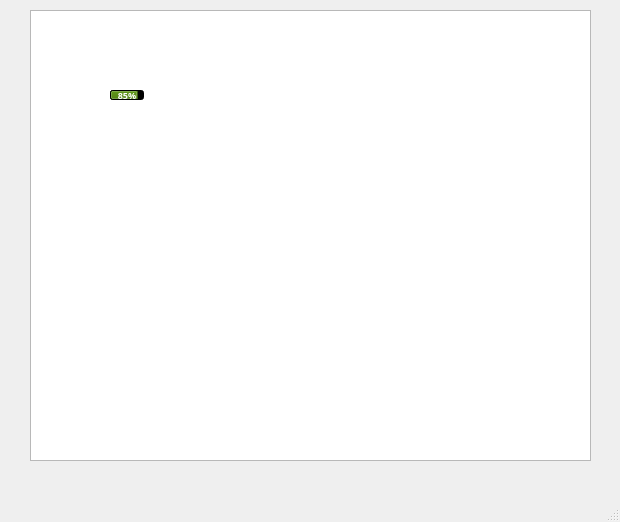
Old version of the form CESDevSim/mainwindow.ui in the repository natjeo/3004-project.
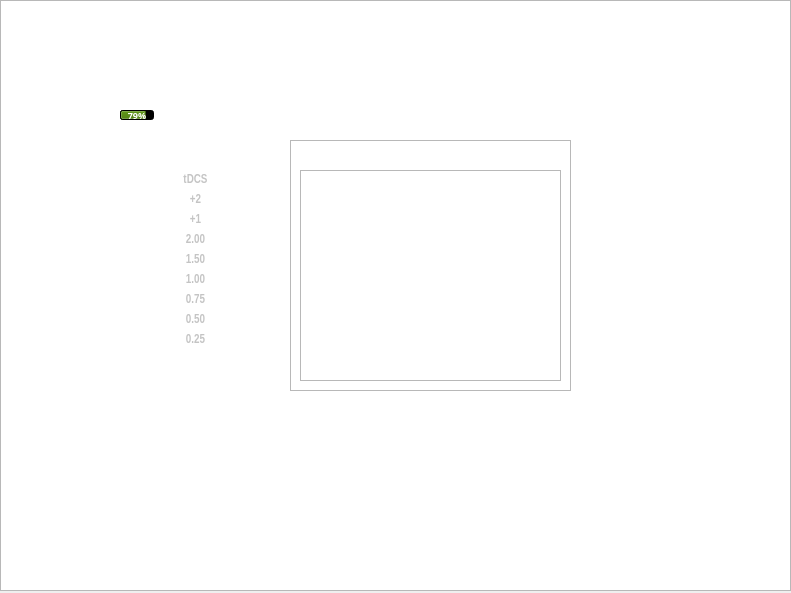
New version of the form. Icons and pictures are not drawn.

Diff of the .ui file:
```diff
--- a/CESDevSim/mainwindow.ui
+++ b/CESDevSim/mainwindow.ui
@@ -6,8 +6,8 @@
    <rect>
     <x>0</x>
     <y>0</y>
-    <width>620</width>
-    <height>522</height>
+    <width>791</width>
+    <height>593</height>
    </rect>
   </property>
   <property name="windowTitle">
@@ -17,10 +17,10 @@
    <widget class="QGraphicsView" name="graphicsView">
     <property name="geometry">
      <rect>
-      <x>30</x>
-      <y>10</y>
-      <width>561</width>
-      <height>451</height>
+      <x>0</x>
+      <y>0</y>
+      <width>791</width>
+      <height>591</height>
      </rect>
     </property>
     <property name="styleSheet">
@@ -30,21 +30,22 @@
    <widget class="QPushButton" name="pushButton">
     <property name="geometry">
      <rect>
-      <x>150</x>
-      <y>360</y>
-      <width>41</width>
-      <height>41</height>
+      <x>190</x>
+      <y>480</y>
+      <width>51</width>
+      <height>51</height>
      </rect>
     </property>
     <property name="styleSheet">
      <string notr="true">QPushButton {
-image: url(:/buttons/powerButton.png);
-border-radius: 20px;
+	image: url(:/buttons/powerButton.png);
+	border-radius: 20px;
 }
 
 QPushButton:pressed {
-	background-color: #ffd300;
-}</string>
+	image: url(:/buttons/power_on.png);
+}
+</string>
     </property>
     <property name="text">
      <string/>
@@ -53,10 +54,10 @@
    <widget class="QPushButton" name="pushButton_2">
     <property name="geometry">
      <rect>
-      <x>330</x>
-      <y>390</y>
-      <width>41</width>
-      <height>21</height>
+      <x>281</x>
+      <y>510</y>
+      <width>71</width>
+      <height>31</height>
      </rect>
     </property>
     <property name="styleSheet">
@@ -69,106 +70,75 @@
      <string/>
     </property>
    </widget>
-   <widget class="QPushButton" name="pushButton_3">
+   <widget class="QLabel" name="session_20min">
     <property name="geometry">
      <rect>
-      <x>330</x>
-      <y>360</y>
-      <width>41</width>
-      <height>21</height>
+      <x>610</x>
+      <y>150</y>
+      <width>51</width>
+      <height>51</height>
      </rect>
     </property>
     <property name="styleSheet">
-     <string notr="true">QPushButton {
-	image: url(:/buttons/saveBtn.png);
-	border-radius: 20px;
-}</string>
+     <string notr="true">image: url(:/icons/20min Session.png);</string>
     </property>
     <property name="text">
      <string/>
     </property>
    </widget>
-   <widget class="QPushButton" name="pushButton_4">
+   <widget class="QLabel" name="session_45min">
     <property name="geometry">
      <rect>
-      <x>280</x>
-      <y>360</y>
-      <width>41</width>
-      <height>21</height>
+      <x>610</x>
+      <y>210</y>
+      <width>51</width>
+      <height>51</height>
      </rect>
     </property>
     <property name="styleSheet">
-     <string notr="true">QPushButton {
-	image: url(:/buttons/upButton.png);
-	border-radius: 20px;
-}</string>
+     <string notr="true">border-image: url(:/icons/45min Session.png);</string>
     </property>
     <property name="text">
      <string/>
     </property>
    </widget>
-   <widget class="QPushButton" name="pushButton_5">
+   <widget class="QLabel" name="session_3hrs">
     <property name="geometry">
      <rect>
-      <x>280</x>
-      <y>390</y>
-      <width>41</width>
-      <height>21</height>
+      <x>610</x>
+      <y>270</y>
+      <width>51</width>
+      <height>51</height>
      </rect>
     </property>
     <property name="styleSheet">
-     <string notr="true">QPushButton {
-	image: url(:/buttons/dnButton.png);
-	border-radius: 20px;
-}</string>
+     <string notr="true">border-image: url(:/icons/3hr Session.png);</string>
     </property>
     <property name="text">
      <string/>
     </property>
    </widget>
-   <widget class="QPushButton" name="pushButton_6">
+   <widget class="QLabel" name="session_custom">
     <property name="geometry">
      <rect>
-      <x>230</x>
-      <y>360</y>
-      <width>41</width>
-      <height>21</height>
+      <x>610</x>
+      <y>330</y>
+      <width>51</width>
+      <height>51</height>
      </rect>
     </property>
     <property name="styleSheet">
-     <string notr="true">QPushButton {
-	image: url(:/buttons/homeButton.png);
-	border-radius: 20px;
-}</string>
+     <string notr="true">border-image: url(:/icons/User Session.png);</string>
     </property>
     <property name="text">
      <string/>
     </property>
    </widget>
-   <widget class="QPushButton" name="pushButton_7">
+   <widget class="QProgressBar" name="batteryLevel">
     <property name="geometry">
      <rect>
-      <x>230</x>
-      <y>390</y>
-      <width>41</width>
-      <height>21</height>
-     </rect>
-    </property>
-    <property name="styleSheet">
-     <string notr="true">QPushButton {
-	image: url(:/buttons/okButton.png);
-	border-radius: 20px;
-}</string>
-    </property>
-    <property name="text">
-     <string/>
-    </property>
-   </widget>
-   <widget class="QProgressBar" name="batteryLevelBar">
-    <property name="geometry">
-     <rect>
-      <x>110</x>
-      <y>90</y>
+      <x>120</x>
+      <y>110</y>
       <width>34</width>
       <height>10</height>
      </rect>
@@ -194,7 +164,7 @@
      <number>0</number>
     </property>
     <property name="value">
-     <number>85</number>
+     <number>79</number>
     </property>
     <property name="alignment">
      <set>Qt::AlignLeading|Qt::AlignLeft|Qt::AlignVCenter</set>
@@ -212,17 +182,170 @@
      <string>%p%</string>
     </property>
    </widget>
-   <widget class="QLabel" name="label">
+   <widget class="QPushButton" name="btn_save">
     <property name="geometry">
      <rect>
+      <x>440</x>
+      <y>470</y>
+      <width>71</width>
+      <height>31</height>
+     </rect>
+    </property>
+    <property name="styleSheet">
+     <string notr="true">QPushButton {
+	image: url(:/buttons/saveButton.png);
+	border-radius: 20px;
+}
+
+QPushButton:pressed {
+	image: url(:/buttons/save_press.png);
+}
+</string>
+    </property>
+    <property name="text">
+     <string/>
+    </property>
+   </widget>
+   <widget class="QPushButton" name="btn_up">
+    <property name="geometry">
+     <rect>
+      <x>360</x>
+      <y>470</y>
+      <width>71</width>
+      <height>31</height>
+     </rect>
+    </property>
+    <property name="styleSheet">
+     <string notr="true">QPushButton {
+	image: url(:/buttons/upButton.png);
+	border-radius: 20px;
+}
+
+QPushButton:pressed {
+	image: url(:/buttons/up_press.png);
+}
+</string>
+    </property>
+    <property name="text">
+     <string/>
+    </property>
+   </widget>
+   <widget class="QPushButton" name="btn_dn">
+    <property name="geometry">
+     <rect>
+      <x>360</x>
+      <y>510</y>
+      <width>71</width>
+      <height>31</height>
+     </rect>
+    </property>
+    <property name="styleSheet">
+     <string notr="true">QPushButton {
+	image: url(:/buttons/dnButton.png);
+	border-radius: 20px;
+}
+
+QPushButton:pressed {
+	image: url(:/buttons/dn_press.png);
+}
+</string>
+    </property>
+    <property name="text">
+     <string/>
+    </property>
+   </widget>
+   <widget class="QPushButton" name="btn_ok">
+    <property name="geometry">
+     <rect>
+      <x>438</x>
+      <y>510</y>
+      <width>71</width>
+      <height>31</height>
+     </rect>
+    </property>
+    <property name="styleSheet">
+     <string notr="true">QPushButton {
+	image: url(:/buttons/okButton.png);
+	border-radius: 20px;
+}
+
+QPushButton:pressed {
+	image: url(:/buttons/ok_press.png);
+}
+</string>
+    </property>
+    <property name="text">
+     <string/>
+    </property>
+   </widget>
+   <widget class="QPushButton" name="btn_home">
+    <property name="geometry">
+     <rect>
+      <x>280</x>
+      <y>470</y>
+      <width>71</width>
+      <height>31</height>
+     </rect>
+    </property>
+    <property name="styleSheet">
+     <string notr="true">QPushButton {
+	border-radius: 20px;
+	image: url(:/buttons/homeButton.png);
+}
+
+QPushButton:pressed {
+	border-radius: 20px;
+	image: url(:/buttons/home_press.png);
+}
+</string>
+    </property>
+    <property name="text">
+     <string/>
+    </property>
+   </widget>
+   <widget class="QLabel" name="connection_CES">
+    <property name="geometry">
+     <rect>
+      <x>420</x>
+      <y>100</y>
+      <width>31</width>
+      <height>31</height>
+     </rect>
+    </property>
+    <property name="styleSheet">
+     <string notr="true">image: url(:/icons/CES Output.png);</string>
+    </property>
+    <property name="text">
+     <string/>
+    </property>
+   </widget>
+   <widget class="QLabel" name="connection_audio">
+    <property name="geometry">
+     <rect>
       <x>460</x>
-      <y>110</y>
-      <width>41</width>
+      <y>100</y>
+      <width>31</width>
+      <height>31</height>
+     </rect>
+    </property>
+    <property name="styleSheet">
+     <string notr="true">image: url(:/icons/Audio Input.png);</string>
+    </property>
+    <property name="text">
+     <string/>
+    </property>
+   </widget>
+   <widget class="QLabel" name="mode_L">
+    <property name="geometry">
+     <rect>
+      <x>500</x>
+      <y>100</y>
+      <width>31</width>
       <height>41</height>
      </rect>
     </property>
     <property name="styleSheet">
-     <string notr="true">image: url(:/icons/20min Session.png);</string>
+     <string notr="true">image: url(:/icons/Left.png);</string>
     </property>
     <property name="text">
      <string/>
@@ -231,9 +354,9 @@
    <widget class="QLabel" name="label_2">
     <property name="geometry">
      <rect>
-      <x>460</x>
-      <y>160</y>
-      <width>41</width>
+      <x>540</x>
+      <y>100</y>
+      <width>31</width>
       <height>41</height>
      </rect>
     </property>
@@ -247,10 +370,68 @@
    <widget class="QLabel" name="label_3">
     <property name="geometry">
      <rect>
-      <x>460</x>
+      <x>170</x>
+      <y>470</y>
+      <width>10</width>
+      <height>10</height>
+     </rect>
+    </property>
+    <property name="styleSheet">
+     <string notr="true">image: url(:/icons/power_on.png);</string>
+    </property>
+    <property name="lineWidth">
+     <number>0</number>
+    </property>
+    <property name="text">
+     <string/>
+    </property>
+   </widget>
+   <widget class="QGraphicsView" name="skin_menu">
+    <property name="geometry">
+     <rect>
+      <x>290</x>
+      <y>140</y>
+      <width>281</width>
+      <height>251</height>
+     </rect>
+    </property>
+    <property name="styleSheet">
+     <string notr="true">border-image: url(:/overlay/Menu.png);</string>
+    </property>
+   </widget>
+   <widget class="QGraphicsView" name="table_menu">
+    <property name="geometry">
+     <rect>
+      <x>300</x>
+      <y>170</y>
+      <width>261</width>
+      <height>211</height>
+     </rect>
+    </property>
+   </widget>
+   <widget class="QLabel" name="label_13">
+    <property name="geometry">
+     <rect>
+      <x>240</x>
+      <y>190</y>
+      <width>21</width>
+      <height>21</height>
+     </rect>
+    </property>
+    <property name="styleSheet">
+     <string notr="true">image: url(:/icons/MET.png);</string>
+    </property>
+    <property name="text">
+     <string/>
+    </property>
+   </widget>
+   <widget class="QLabel" name="label_14">
+    <property name="geometry">
+     <rect>
+      <x>240</x>
       <y>210</y>
-      <width>41</width>
-      <height>41</height>
+      <width>21</width>
+      <height>16</height>
      </rect>
     </property>
     <property name="styleSheet">
@@ -263,10 +444,10 @@
    <widget class="QLabel" name="label_4">
     <property name="geometry">
      <rect>
-      <x>460</x>
-      <y>260</y>
-      <width>41</width>
-      <height>41</height>
+      <x>240</x>
+      <y>230</y>
+      <width>21</width>
+      <height>16</height>
      </rect>
     </property>
     <property name="styleSheet">
@@ -276,18 +457,467 @@
      <string/>
     </property>
    </widget>
+   <widget class="QLabel" name="label_16">
+    <property name="geometry">
+     <rect>
+      <x>240</x>
+      <y>250</y>
+      <width>21</width>
+      <height>16</height>
+     </rect>
+    </property>
+    <property name="styleSheet">
+     <string notr="true">image: url(:/icons/Theta.png);</string>
+    </property>
+    <property name="text">
+     <string/>
+    </property>
+   </widget>
+   <widget class="QLabel" name="label_17">
+    <property name="geometry">
+     <rect>
+      <x>240</x>
+      <y>270</y>
+      <width>21</width>
+      <height>16</height>
+     </rect>
+    </property>
+    <property name="styleSheet">
+     <string notr="true">image: url(:/icons/Alpha.png);</string>
+    </property>
+    <property name="text">
+     <string/>
+    </property>
+   </widget>
+   <widget class="QLabel" name="label_18">
+    <property name="geometry">
+     <rect>
+      <x>240</x>
+      <y>290</y>
+      <width>21</width>
+      <height>16</height>
+     </rect>
+    </property>
+    <property name="styleSheet">
+     <string notr="true">image: url(:/icons/Beta 1.png);</string>
+    </property>
+    <property name="text">
+     <string/>
+    </property>
+   </widget>
+   <widget class="QLabel" name="label_19">
+    <property name="geometry">
+     <rect>
+      <x>240</x>
+      <y>310</y>
+      <width>21</width>
+      <height>16</height>
+     </rect>
+    </property>
+    <property name="styleSheet">
+     <string notr="true">image: url(:/icons/Beta 2.png);</string>
+    </property>
+    <property name="text">
+     <string/>
+    </property>
+   </widget>
+   <widget class="QLabel" name="label_20">
+    <property name="geometry">
+     <rect>
+      <x>240</x>
+      <y>330</y>
+      <width>31</width>
+      <height>31</height>
+     </rect>
+    </property>
+    <property name="styleSheet">
+     <string notr="true">image: url(:/icons/100Hz.png);</string>
+    </property>
+    <property name="text">
+     <string/>
+    </property>
+   </widget>
+   <widget class="QLabel" name="label_23">
+    <property name="geometry">
+     <rect>
+      <x>180</x>
+      <y>170</y>
+      <width>31</width>
+      <height>20</height>
+     </rect>
+    </property>
+    <property name="font">
+     <font>
+      <family>Liberation Sans Narrow</family>
+      <pointsize>9</pointsize>
+      <weight>75</weight>
+      <italic>false</italic>
+      <bold>true</bold>
+     </font>
+    </property>
+    <property name="styleSheet">
+     <string notr="true">color: rgb(196, 196, 196);</string>
+    </property>
+    <property name="text">
+     <string>tDCS</string>
+    </property>
+    <property name="alignment">
+     <set>Qt::AlignCenter</set>
+    </property>
+   </widget>
+   <widget class="QLabel" name="label_24">
+    <property name="geometry">
+     <rect>
+      <x>180</x>
+      <y>190</y>
+      <width>31</width>
+      <height>20</height>
+     </rect>
+    </property>
+    <property name="font">
+     <font>
+      <family>Liberation Sans Narrow</family>
+      <pointsize>9</pointsize>
+      <weight>75</weight>
+      <italic>false</italic>
+      <bold>true</bold>
+     </font>
+    </property>
+    <property name="styleSheet">
+     <string notr="true">color: rgb(196, 196, 196);</string>
+    </property>
+    <property name="text">
+     <string>+2</string>
+    </property>
+    <property name="alignment">
+     <set>Qt::AlignCenter</set>
+    </property>
+   </widget>
+   <widget class="QLabel" name="label_25">
+    <property name="geometry">
+     <rect>
+      <x>180</x>
+      <y>210</y>
+      <width>31</width>
+      <height>20</height>
+     </rect>
+    </property>
+    <property name="font">
+     <font>
+      <family>Liberation Sans Narrow</family>
+      <pointsize>9</pointsize>
+      <weight>75</weight>
+      <italic>false</italic>
+      <bold>true</bold>
+     </font>
+    </property>
+    <property name="styleSheet">
+     <string notr="true">color: rgb(196, 196, 196);</string>
+    </property>
+    <property name="text">
+     <string>+1</string>
+    </property>
+    <property name="alignment">
+     <set>Qt::AlignCenter</set>
+    </property>
+   </widget>
+   <widget class="QLabel" name="label_26">
+    <property name="geometry">
+     <rect>
+      <x>180</x>
+      <y>230</y>
+      <width>31</width>
+      <height>20</height>
+     </rect>
+    </property>
+    <property name="font">
+     <font>
+      <family>Liberation Sans Narrow</family>
+      <pointsize>9</pointsize>
+      <weight>75</weight>
+      <italic>false</italic>
+      <bold>true</bold>
+     </font>
+    </property>
+    <property name="styleSheet">
+     <string notr="true">color: rgb(196, 196, 196);</string>
+    </property>
+    <property name="text">
+     <string>2.00</string>
+    </property>
+    <property name="alignment">
+     <set>Qt::AlignCenter</set>
+    </property>
+   </widget>
+   <widget class="QLabel" name="label_27">
+    <property name="geometry">
+     <rect>
+      <x>180</x>
+      <y>250</y>
+      <width>31</width>
+      <height>20</height>
+     </rect>
+    </property>
+    <property name="font">
+     <font>
+      <family>Liberation Sans Narrow</family>
+      <pointsize>9</pointsize>
+      <weight>75</weight>
+      <italic>false</italic>
+      <bold>true</bold>
+     </font>
+    </property>
+    <property name="styleSheet">
+     <string notr="true">color: rgb(196, 196, 196);</string>
+    </property>
+    <property name="text">
+     <string>1.50</string>
+    </property>
+    <property name="alignment">
+     <set>Qt::AlignCenter</set>
+    </property>
+   </widget>
+   <widget class="QLabel" name="label_28">
+    <property name="geometry">
+     <rect>
+      <x>180</x>
+      <y>270</y>
+      <width>31</width>
+      <height>20</height>
+     </rect>
+    </property>
+    <property name="font">
+     <font>
+      <family>Liberation Sans Narrow</family>
+      <pointsize>9</pointsize>
+      <weight>75</weight>
+      <italic>false</italic>
+      <bold>true</bold>
+     </font>
+    </property>
+    <property name="styleSheet">
+     <string notr="true">color: rgb(196, 196, 196);</string>
+    </property>
+    <property name="text">
+     <string>1.00</string>
+    </property>
+    <property name="alignment">
+     <set>Qt::AlignCenter</set>
+    </property>
+   </widget>
+   <widget class="QLabel" name="label_29">
+    <property name="geometry">
+     <rect>
+      <x>180</x>
+      <y>290</y>
+      <width>31</width>
+      <height>20</height>
+     </rect>
+    </property>
+    <property name="font">
+     <font>
+      <family>Liberation Sans Narrow</family>
+      <pointsize>9</pointsize>
+      <weight>75</weight>
+      <italic>false</italic>
+      <bold>true</bold>
+     </font>
+    </property>
+    <property name="styleSheet">
+     <string notr="true">color: rgb(196, 196, 196);</string>
+    </property>
+    <property name="text">
+     <string>0.75</string>
+    </property>
+    <property name="alignment">
+     <set>Qt::AlignCenter</set>
+    </property>
+   </widget>
+   <widget class="QLabel" name="label_30">
+    <property name="geometry">
+     <rect>
+      <x>180</x>
+      <y>310</y>
+      <width>31</width>
+      <height>20</height>
+     </rect>
+    </property>
+    <property name="font">
+     <font>
+      <family>Liberation Sans Narrow</family>
+      <pointsize>9</pointsize>
+      <weight>75</weight>
+      <italic>false</italic>
+      <bold>true</bold>
+     </font>
+    </property>
+    <property name="styleSheet">
+     <string notr="true">color: rgb(196, 196, 196);</string>
+    </property>
+    <property name="text">
+     <string>0.50</string>
+    </property>
+    <property name="alignment">
+     <set>Qt::AlignCenter</set>
+    </property>
+   </widget>
+   <widget class="QLabel" name="label_31">
+    <property name="geometry">
+     <rect>
+      <x>180</x>
+      <y>330</y>
+      <width>31</width>
+      <height>20</height>
+     </rect>
+    </property>
+    <property name="font">
+     <font>
+      <family>Liberation Sans Narrow</family>
+      <pointsize>9</pointsize>
+      <weight>75</weight>
+      <italic>false</italic>
+      <bold>true</bold>
+     </font>
+    </property>
+    <property name="styleSheet">
+     <string notr="true">color: rgb(196, 196, 196);</string>
+    </property>
+    <property name="text">
+     <string>0.25</string>
+    </property>
+    <property name="alignment">
+     <set>Qt::AlignCenter</set>
+    </property>
+   </widget>
+   <widget class="QLabel" name="label_21">
+    <property name="geometry">
+     <rect>
+      <x>130</x>
+      <y>190</y>
+      <width>31</width>
+      <height>21</height>
+     </rect>
+    </property>
+    <property name="styleSheet">
+     <string notr="true">image: url(:/icons/8.png);</string>
+    </property>
+    <property name="text">
+     <string/>
+    </property>
+   </widget>
+   <widget class="QLabel" name="label_22">
+    <property name="geometry">
+     <rect>
+      <x>130</x>
+      <y>210</y>
+      <width>31</width>
+      <height>21</height>
+     </rect>
+    </property>
+    <property name="styleSheet">
+     <string notr="true">image: url(:/icons/7.png);</string>
+    </property>
+    <property name="text">
+     <string/>
+    </property>
+   </widget>
+   <widget class="QLabel" name="label_32">
+    <property name="geometry">
+     <rect>
+      <x>130</x>
+      <y>230</y>
+      <width>31</width>
+      <height>21</height>
+     </rect>
+    </property>
+    <property name="styleSheet">
+     <string notr="true">image: url(:/icons/6.png);</string>
+    </property>
+    <property name="text">
+     <string/>
+    </property>
+   </widget>
+   <widget class="QLabel" name="label_33">
+    <property name="geometry">
+     <rect>
+      <x>130</x>
+      <y>250</y>
+      <width>31</width>
+      <height>21</height>
+     </rect>
+    </property>
+    <property name="styleSheet">
+     <string notr="true">image: url(:/icons/5.png);</string>
+    </property>
+    <property name="text">
+     <string/>
+    </property>
+   </widget>
+   <widget class="QLabel" name="label_34">
+    <property name="geometry">
+     <rect>
+      <x>130</x>
+      <y>270</y>
+      <width>31</width>
+      <height>21</height>
+     </rect>
+    </property>
+    <property name="styleSheet">
+     <string notr="true">image: url(:/icons/4.png);</string>
+    </property>
+    <property name="text">
+     <string/>
+    </property>
+   </widget>
+   <widget class="QLabel" name="label_35">
+    <property name="geometry">
+     <rect>
+      <x>130</x>
+      <y>290</y>
+      <width>31</width>
+      <height>21</height>
+     </rect>
+    </property>
+    <property name="styleSheet">
+     <string notr="true">image: url(:/icons/3.png);</string>
+    </property>
+    <property name="text">
+     <string/>
+    </property>
+   </widget>
+   <widget class="QLabel" name="label_36">
+    <property name="geometry">
+     <rect>
+      <x>130</x>
+      <y>310</y>
+      <width>31</width>
+      <height>21</height>
+     </rect>
+    </property>
+    <property name="styleSheet">
+     <string notr="true">image: url(:/icons/2.png);</string>
+    </property>
+    <property name="text">
+     <string/>
+    </property>
+   </widget>
+   <widget class="QLabel" name="label_37">
+    <property name="geometry">
+     <rect>
+      <x>130</x>
+      <y>330</y>
+      <width>31</width>
+      <height>21</height>
+     </rect>
+    </property>
+    <property name="styleSheet">
+     <string notr="true">image: url(:/icons/1.png);</string>
+    </property>
+    <property name="text">
+     <string/>
+    </property>
+   </widget>
   </widget>
-  <widget class="QMenuBar" name="menubar">
-   <property name="geometry">
-    <rect>
-     <x>0</x>
-     <y>0</y>
-     <width>620</width>
-     <height>22</height>
-    </rect>
-   </property>
-  </widget>
-  <widget class="QStatusBar" name="statusbar"/>
  </widget>
  <resources/>
  <connections/>
```
Left out of the diff: 28 changed lines with no effect on the pictures.
